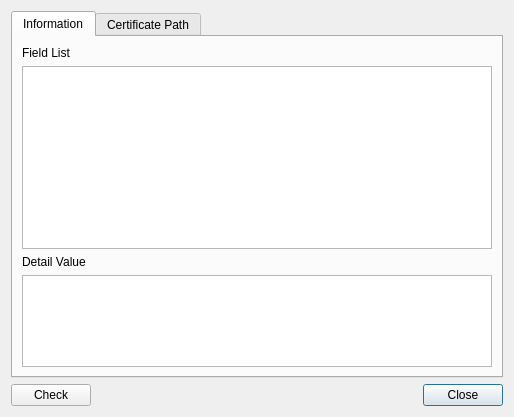
Qt form CCMan/cert_info_dlg.ui (jykim74/CCMan) before a commit.
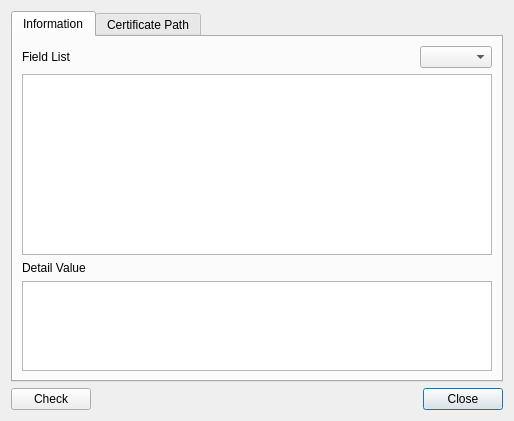
The same form after that commit. The open tabs and pages were chosen to show the change.

Diff of the .ui file:
```diff
--- a/CCMan/cert_info_dlg.ui
+++ b/CCMan/cert_info_dlg.ui
@@ -7,7 +7,7 @@
     <x>0</x>
     <y>0</y>
     <width>514</width>
-    <height>417</height>
+    <height>421</height>
    </rect>
   </property>
   <property name="windowTitle">
@@ -24,24 +24,17 @@
        <string>Information</string>
       </attribute>
       <layout class="QGridLayout" name="gridLayout_2">
-       <item row="0" column="0">
-        <widget class="QLabel" name="label">
-         <property name="text">
-          <string>Field List</string>
-         </property>
-        </widget>
-       </item>
-       <item row="1" column="0">
-        <widget class="QTableWidget" name="mFieldTable"/>
-       </item>
        <item row="2" column="0">
+        <widget class="QTableWidget" name="mFieldTable"/>
+       </item>
+       <item row="3" column="0">
         <widget class="QLabel" name="label_2">
          <property name="text">
           <string>Detail Value</string>
          </property>
         </widget>
        </item>
-       <item row="3" column="0">
+       <item row="4" column="0">
         <widget class="QPlainTextEdit" name="mDetailText">
          <property name="maximumSize">
           <size>
@@ -54,6 +47,36 @@
          </property>
         </widget>
        </item>
+       <item row="1" column="0">
+        <layout class="QGridLayout" name="gridLayout_4">
+         <property name="topMargin">
+          <number>0</number>
+         </property>
+         <item row="0" column="2">
+          <widget class="QComboBox" name="mFieldTypeCombo"/>
+         </item>
+         <item row="0" column="0">
+          <widget class="QLabel" name="label">
+           <property name="text">
+            <string>Field List</string>
+           </property>
+          </widget>
+         </item>
+         <item row="0" column="1">
+          <spacer name="horizontalSpacer_2">
+           <property name="orientation">
+            <enum>Qt::Horizontal</enum>
+           </property>
+           <property name="sizeHint" stdset="0">
+            <size>
+             <width>40</width>
+             <height>20</height>
+            </size>
+           </property>
+          </spacer>
+         </item>
+        </layout>
+       </item>
       </layout>
      </widget>
      <widget class="QWidget" name="tab_2">
```
Left out of the diff: 12 changed lines with no effect on the pictures.
